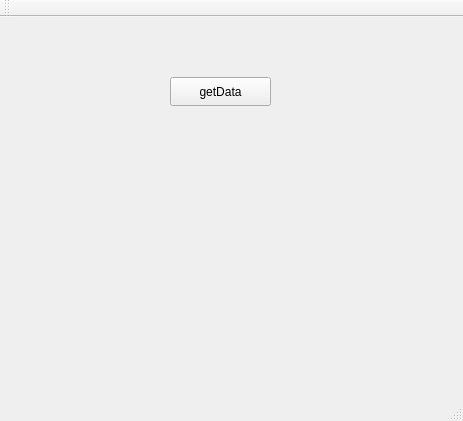
Before: the Qt Designer form QtTcpClientConsumer/mainwindow.ui in henriqueguanais/qtsupervisory, drawn with Qt 5.
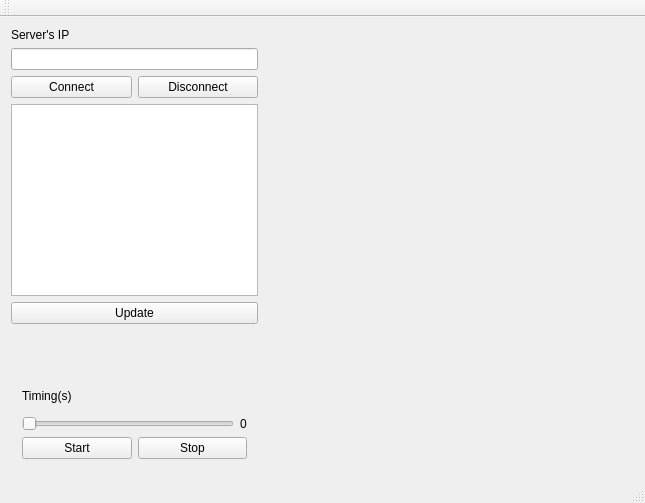
After: the same form once the commit is applied. Custom widgets are drawn as their Qt base class.

Patch:
```diff
--- a/QtTcpClientConsumer/mainwindow.ui
+++ b/QtTcpClientConsumer/mainwindow.ui
@@ -6,27 +6,140 @@
    <rect>
     <x>0</x>
     <y>0</y>
-    <width>463</width>
-    <height>421</height>
+    <width>645</width>
+    <height>503</height>
    </rect>
   </property>
   <property name="windowTitle">
    <string>MainWindow</string>
   </property>
   <widget class="QWidget" name="centralWidget">
-   <widget class="QPushButton" name="pushButtonGet">
-    <property name="geometry">
-     <rect>
-      <x>170</x>
-      <y>60</y>
-      <width>101</width>
-      <height>29</height>
-     </rect>
-    </property>
-    <property name="text">
-     <string>getData</string>
-    </property>
-   </widget>
+   <layout class="QGridLayout" name="gridLayout_3">
+    <item row="0" column="0">
+     <widget class="QLabel" name="labelTextIP">
+      <property name="text">
+       <string>Server's IP</string>
+      </property>
+     </widget>
+    </item>
+    <item row="1" column="0">
+     <layout class="QHBoxLayout" name="horizontalLayout_3" stretch="40,60">
+      <item>
+       <layout class="QVBoxLayout" name="verticalLayout" stretch="0,0">
+        <item>
+         <layout class="QGridLayout" name="gridLayout">
+          <item row="0" column="1">
+           <widget class="QLineEdit" name="lineEditIP"/>
+          </item>
+          <item row="10" column="1">
+           <spacer name="verticalSpacer">
+            <property name="orientation">
+             <enum>Qt::Vertical</enum>
+            </property>
+            <property name="sizeHint" stdset="0">
+             <size>
+              <width>20</width>
+              <height>40</height>
+             </size>
+            </property>
+           </spacer>
+          </item>
+          <item row="2" column="1">
+           <widget class="QListWidget" name="listWidgetIPs"/>
+          </item>
+          <item row="3" column="1">
+           <widget class="QPushButton" name="pushButtonUpdate">
+            <property name="maximumSize">
+             <size>
+              <width>16777215</width>
+              <height>25</height>
+             </size>
+            </property>
+            <property name="text">
+             <string>Update</string>
+            </property>
+           </widget>
+          </item>
+          <item row="1" column="1">
+           <layout class="QHBoxLayout" name="horizontalLayout" stretch="50,50">
+            <item>
+             <widget class="QPushButton" name="pushButtonConnect">
+              <property name="text">
+               <string>Connect</string>
+              </property>
+             </widget>
+            </item>
+            <item>
+             <widget class="QPushButton" name="pushButtonDisconnect">
+              <property name="text">
+               <string>Disconnect</string>
+              </property>
+             </widget>
+            </item>
+           </layout>
+          </item>
+         </layout>
+        </item>
+        <item>
+         <widget class="QWidget" name="getDataTiming" native="true">
+          <layout class="QGridLayout" name="gridLayout_2" rowstretch="0,0,100">
+           <item row="0" column="0">
+            <widget class="QLabel" name="labelTiming">
+             <property name="text">
+              <string>Timing(s)</string>
+             </property>
+            </widget>
+           </item>
+           <item row="1" column="0">
+            <widget class="QSlider" name="horizontalSliderTiming">
+             <property name="maximum">
+              <number>75</number>
+             </property>
+             <property name="orientation">
+              <enum>Qt::Horizontal</enum>
+             </property>
+            </widget>
+           </item>
+           <item row="1" column="1">
+            <widget class="QLabel" name="labelTimingValue">
+             <property name="text">
+              <string>0</string>
+             </property>
+            </widget>
+           </item>
+           <item row="2" column="0" colspan="2">
+            <layout class="QHBoxLayout" name="horizontalLayout_2" stretch="50,50">
+             <item>
+              <widget class="QPushButton" name="pushButtonStart">
+               <property name="text">
+                <string>Start</string>
+               </property>
+              </widget>
+             </item>
+             <item>
+              <widget class="QPushButton" name="pushButtonStop">
+               <property name="text">
+                <string>Stop</string>
+               </property>
+              </widget>
+             </item>
+            </layout>
+           </item>
+          </layout>
+         </widget>
+        </item>
+       </layout>
+      </item>
+      <item>
+       <widget class="Plotter" name="widgetPlot" native="true">
+        <property name="styleSheet">
+         <string notr="true"/>
+        </property>
+       </widget>
+      </item>
+     </layout>
+    </item>
+   </layout>
   </widget>
   <widget class="QMenuBar" name="menuBar">
    <property name="geometry">
@@ -49,6 +162,14 @@
   <widget class="QStatusBar" name="statusBar"/>
  </widget>
  <layoutdefault spacing="6" margin="11"/>
+ <customwidgets>
+  <customwidget>
+   <class>Plotter</class>
+   <extends>QWidget</extends>
+   <header>plotter.h</header>
+   <container>1</container>
+  </customwidget>
+ </customwidgets>
  <resources/>
  <connections/>
 </ui>
```
Left out of the diff: 26 changed lines with no effect on the pictures.
